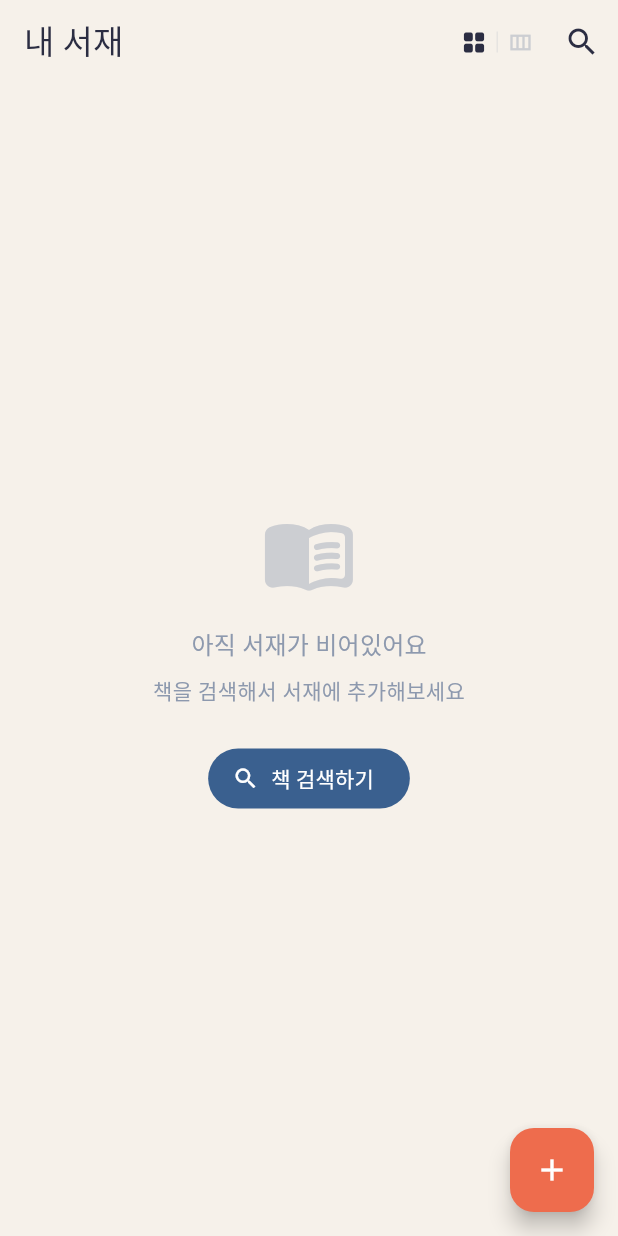
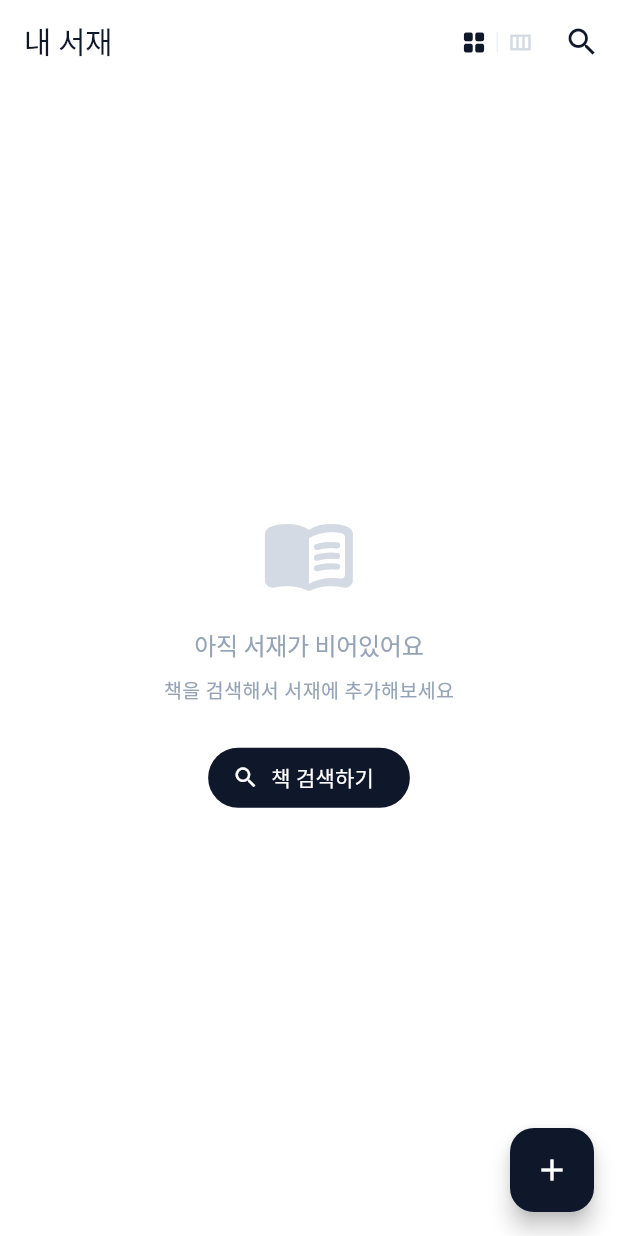
Before and after one commit to Curationforevth/curationproject, a Flutter app: the screen it shows once a user with an empty profile is signed in, on a phone screen of 412 x 824 dp. Run offline on Flutter 3.47's test engine with Material 3 defaults, Android fonts, the phone set to English and light mode, and no system bars; our stand-ins replace flutter_dotenv, flutter_riverpod, go_router, google_fonts, palette_generator, supabase_flutter; missing offline and left inert: kakao_flutter_sdk_user; accounts and stored records are empty; network calls fail; Roboto replaces fonts that are missing (PretendardVariable).

Commit message:
refactor: 디자인 시스템 교체 — Slate 900 + 순백 + Pretendard

```diff
--- a/app/lib/core/theme/app_colors.dart
+++ b/app/lib/core/theme/app_colors.dart
@@ -1,25 +1,42 @@
 import 'package:flutter/material.dart';
 
-/// Curation "Warm Ink" 컬러 팔레트
-/// 딥 블루 + 코랄 악센트 + 크림 서피스
+/// Curation "Minimal Slate" 컬러 팔레트
+/// Slate 900 프라이머리 + 순백 서피스 + 모노크롬 구성
 class AppColors {
   // Primary — 버튼, 선택 상태, 네비게이션
-  static const primary = Color(0xFF3D5A80);
-  static const primaryLight = Color(0xFF5B7BA5);
-  static const primaryDark = Color(0xFF2B4060);
+  static const primary = Color(0xFF0F172A);       // Slate 900
+  static const primaryLight = Color(0xFF334155);  // Slate 700
+  static const primaryDark = Color(0xFF020617);   // Slate 950
 
-  // Accent — CTA, 마일스톤 배지, 강조
-  static const accent = Color(0xFFEE6C4D);
-  static const accentLight = Color(0xFFF4997F);
-  static const accentDark = Color(0xFFD4533A);
+  // Accent — CTA, 강조 (모노크롬)
+  static const accent = Color(0xFF0F172A);        // Slate 900 (primary와 동일)
+  static const accentLight = Color(0xFF334155);   // Slate 700
+  static const accentDark = Color(0xFF020617);    // Slate 950
 
-  // Surface — 배경 (warm cream)
-  static const surface = Color(0xFFF6F1EA);
-  static const surfaceVariant = Color(0xFFF0EAE0);
+  // Surface — 배경 (순백)
+  static const surface = Color(0xFFFFFFFF);
+  static const surfaceVariant = Color(0xFFF8FAFC);
 
-  // Shelf — 서재 선반 (심플 라인)
-  static const shelf = Color(0xFFE0D8CC);
-  static const shelfDark = Color(0xFFD0C8BC);
+  // Shelf — 서재 선반
+  static const shelf = Color(0xFFE8E4DE);
+  static const shelfDark = Color(0xFFDDD8D0);
+
+  // Border
+  static const border = Color(0xFFF1F5F9);
+
+  // Shadow
+  static const cardShadow = [
+    BoxShadow(
+      color: Color(0x14000000),
+      blurRadius: 8,
+      offset: Offset(0, 2),
+    ),
+    BoxShadow(
+      color: Color(0x0A000000),
+      blurRadius: 2,
+      offset: Offset(0, 1),
+    ),
+  ];
 
   // 마일스톤 배경 테마
   static const milestone0 = Color(0xFFF6F1EA);   // 0~9권: 크림/따뜻한 베이지
@@ -29,8 +46,8 @@ class AppColors {
   static const milestone100 = Color(0xFF1A1818);  // 100권+: 풀 다크 라이브러리
 
   // Text
-  static const textPrimary = Color(0xFF2B2D42);
-  static const textSecondary = Color(0xFF8D99AE);
+  static const textPrimary = Color(0xFF0F172A);
+  static const textSecondary = Color(0xFF94A3B8);
   static const textOnPrimary = Color(0xFFFFFFFF);
   static const textOnAccent = Color(0xFFFFFFFF);
 
--- a/app/lib/core/theme/app_theme.dart
+++ b/app/lib/core/theme/app_theme.dart
@@ -4,14 +4,121 @@ import 'app_colors.dart';
 class AppTheme {
   static ThemeData get light => ThemeData(
         useMaterial3: true,
-        colorSchemeSeed: AppColors.primary,
         brightness: Brightness.light,
-        scaffoldBackgroundColor: AppColors.surface,
+        colorScheme: ColorScheme.fromSeed(
+          seedColor: AppColors.primary,
+          brightness: Brightness.light,
+          primary: AppColors.primary,
+          onPrimary: AppColors.textOnPrimary,
+          surface: AppColors.surface,
+          onSurface: AppColors.textPrimary,
+        ),
+        scaffoldBackgroundColor: Colors.white,
+        textTheme: const TextTheme(
+          // 화면 타이틀
+          headlineLarge: TextStyle(
+            fontFamily: 'PretendardVariable',
+            fontSize: 26,
+            fontWeight: FontWeight.w300,
+            letterSpacing: -1.0,
+            color: AppColors.textPrimary,
+          ),
+          // 섹션/카드 타이틀 (큰)
+          titleLarge: TextStyle(
+            fontFamily: 'PretendardVariable',
+            fontSize: 20,
+            fontWeight: FontWeight.w500,
+            letterSpacing: -0.3,
+            color: AppColors.textPrimary,
+          ),
+          // 섹션 타이틀
+          titleMedium: TextStyle(
+            fontFamily: 'PretendardVariable',
+            fontSize: 16,
+            fontWeight: FontWeight.w500,
+            letterSpacing: -0.2,
+            color: AppColors.textPrimary,
+          ),
+          // 본문 (기본)
+          bodyLarge: TextStyle(
+            fontFamily: 'PretendardVariable',
+            fontSize: 14,
+            fontWeight: FontWeight.w400,
+            color: AppColors.textPrimary,
+          ),
+          // 본문 (소형)
+          bodyMedium: TextStyle(
+            fontFamily: 'PretendardVariable',
+            fontSize: 13,
+            fontWeight: FontWeight.w400,
+            color: AppColors.textPrimary,
+          ),
+          // 보조 텍스트
+          bodySmall: TextStyle(
+            fontFamily: 'PretendardVariable',
+            fontSize: 12,
+            fontWeight: FontWeight.w300,
+            color: AppColors.textSecondary,
+          ),
+          // 레이블 / 배지
+          labelSmall: TextStyle(
+            fontFamily: 'PretendardVariable',
+            fontSize: 11,
+            fontWeight: FontWeight.w600,
+            letterSpacing: 0.3,
+            color: AppColors.textPrimary,
+          ),
+        ),
         appBarTheme: const AppBarTheme(
-          backgroundColor: AppColors.surface,
+          backgroundColor: Colors.white,
           foregroundColor: AppColors.textPrimary,
           elevation: 0,
-          scrolledUnderElevation: 0.5,
+          scrolledUnderElevation: 0,
+        ),
+        elevatedButtonTheme: ElevatedButtonThemeData(
+          style: ElevatedButton.styleFrom(
+            backgroundColor: AppColors.primary,
+            foregroundColor: Colors.white,
+            shape: RoundedRectangleBorder(
+              borderRadius: BorderRadius.all(Radius.circular(8)),
+            ),
+          ),
+        ),
+        outlinedButtonTheme: OutlinedButtonThemeData(
+          style: OutlinedButton.styleFrom(
+            foregroundColor: AppColors.primary,
+            side: const BorderSide(color: Color(0xFFE2E8F0)), // Slate 200
+            shape: const RoundedRectangleBorder(
+              borderRadius: BorderRadius.all(Radius.circular(8)),
+            ),
+          ),
+        ),
+        cardTheme: const CardThemeData(
+          elevation: 0,
+          shape: RoundedRectangleBorder(
+            borderRadius: BorderRadius.all(Radius.circular(8)),
+          ),
+        ),
+        bottomNavigationBarTheme: const BottomNavigationBarThemeData(
+          backgroundColor: Colors.white,
+          selectedItemColor: Color(0xFF0F172A),
+          unselectedItemColor: Color(0xFFCBD5E1), // Slate 300
+        ),
+        inputDecorationTheme: InputDecorationTheme(
+          filled: true,
+          fillColor: AppColors.surfaceVariant,
+          border: OutlineInputBorder(
+            borderRadius: const BorderRadius.all(Radius.circular(12)),
+            borderSide: const BorderSide(color: AppColors.border),
+          ),
+          enabledBorder: OutlineInputBorder(
+            borderRadius: const BorderRadius.all(Radius.circular(12)),
+            borderSide: const BorderSide(color: AppColors.border),
+          ),
+          focusedBorder: OutlineInputBorder(
+            borderRadius: const BorderRadius.all(Radius.circular(12)),
+            borderSide: BorderSide(color: AppColors.primary),
+          ),
         ),
         floatingActionButtonTheme: const FloatingActionButtonThemeData(
           backgroundColor: AppColors.accent,
```
